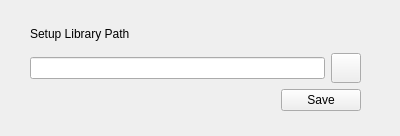
Above: trunk/GUI/library/GUI_LibrarySetup_Widget.ui from shahid334/sayonara-player before the change. Below: the same form after it.
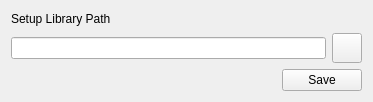
That is the form after the change. Icons and pictures are not drawn.

```diff
--- a/trunk/GUI/library/GUI_LibrarySetup_Widget.ui
+++ b/trunk/GUI/library/GUI_LibrarySetup_Widget.ui
@@ -6,23 +6,21 @@
    <rect>
     <x>0</x>
     <y>0</y>
-    <width>400</width>
-    <height>136</height>
+    <width>373</width>
+    <height>102</height>
    </rect>
   </property>
   <property name="windowTitle">
    <string>Form</string>
   </property>
-  <widget class="QWidget" name="gridLayoutWidget">
-   <property name="geometry">
-    <rect>
-     <x>30</x>
-     <y>20</y>
-     <width>331</width>
-     <height>91</height>
-    </rect>
-   </property>
    <layout class="QGridLayout" name="gridLayout">
+   <item row="1" column="0" colspan="2">
+    <widget class="QLineEdit" name="le_libpath">
+     <property name="readOnly">
+      <bool>false</bool>
+     </property>
+    </widget>
+   </item>
     <item row="1" column="2">
      <widget class="QPushButton" name="btn_choose">
       <property name="minimumSize">
@@ -46,20 +44,6 @@
       </property>
      </widget>
     </item>
-    <item row="0" column="0" colspan="2">
-     <widget class="QLabel" name="label">
-      <property name="text">
-       <string>Setup Library Path</string>
-      </property>
-     </widget>
-    </item>
-    <item row="1" column="0" colspan="2">
-     <widget class="QLineEdit" name="le_libpath">
-      <property name="readOnly">
-       <bool>false</bool>
-      </property>
-     </widget>
-    </item>
     <item row="2" column="1" colspan="2">
      <widget class="QPushButton" name="btn_save">
       <property name="text">
@@ -80,8 +64,14 @@
       </property>
      </spacer>
     </item>
-   </layout>
-  </widget>
+   <item row="0" column="0" colspan="3">
+    <widget class="QLabel" name="label">
+     <property name="text">
+      <string>Setup Library Path</string>
+     </property>
+    </widget>
+   </item>
+  </layout>
  </widget>
  <resources/>
  <connections/>
```
Lines whose indentation alone changed are shown as unchanged.
